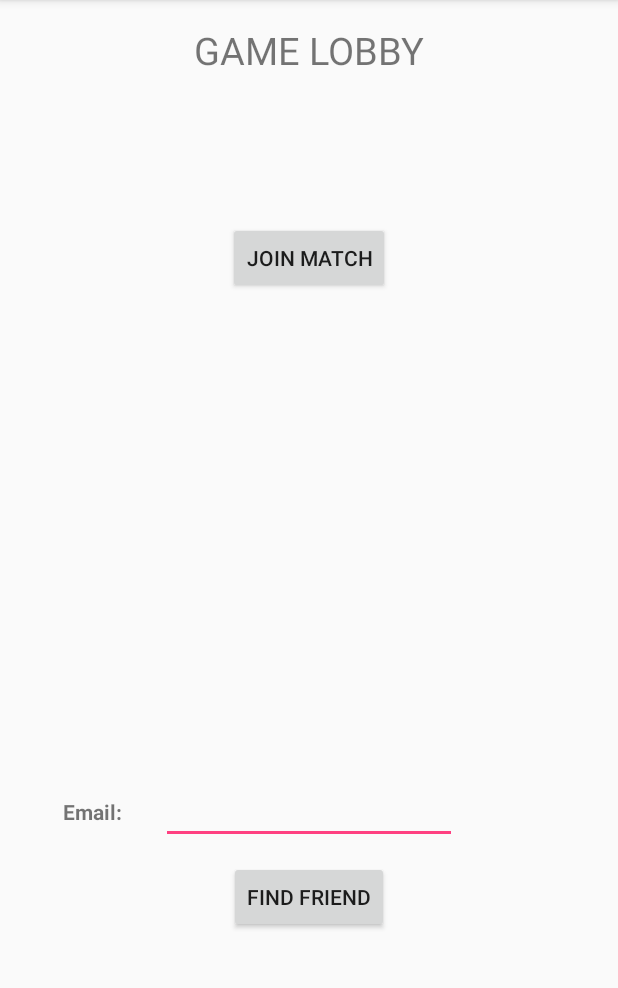
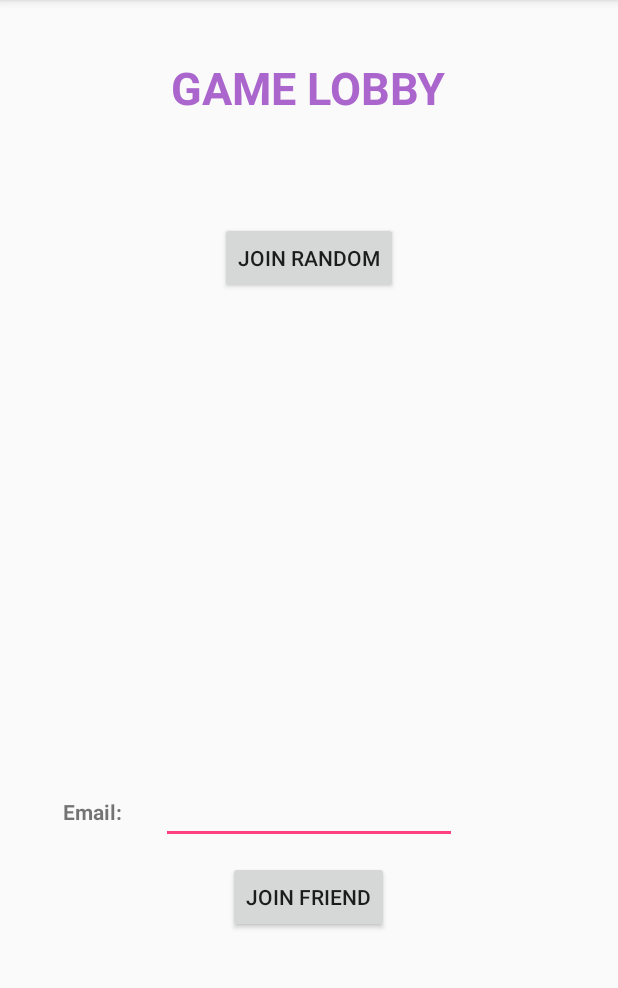
Before and after one commit to apj11c/MobileLiveRacing, an Android app: the screen it shows after launch (MainActivity), on a phone screen of 412 x 824 dp, the part 84-1072 px from its top. Run offline under Robolectric (Android 15) with nearby library versions, the phone set to English and light mode, and no system bars; our stand-ins replace Firebase (no records; nobody signed in at launch, a user with empty details on screens opened directly); libraries missing offline, so code that uses them is left out: com.firebase.ui; 2 statements that could not run were skipped.

Commit message:
Win Fragment, Lose Fragment, FindFriend Fragment UI Update

```diff
--- a/app/src/main/res/layout/fragment_find_friend.xml
+++ b/app/src/main/res/layout/fragment_find_friend.xml
@@ -14,7 +14,7 @@
         android:layout_alignParentTop="true"
         android:layout_centerHorizontal="true"
         android:layout_marginTop="148dp"
-        android:text="Join Match" />
+        android:text="Join Random" />
 
     <EditText
         android:id="@+id/friendName"
@@ -34,7 +34,7 @@
         android:layout_centerHorizontal="true"
         android:layout_marginBottom="146dp"
         android:onClick="onClickListener"
-        android:text="Find Friend" />
+        android:text="Join Friend" />
 
     <TextView
         android:id="@+id/textView6"
@@ -53,7 +53,9 @@
         android:layout_height="wrap_content"
         android:layout_alignParentTop="true"
         android:layout_centerHorizontal="true"
-        android:layout_marginTop="16dp"
+        android:layout_marginTop="38dp"
         android:text="GAME LOBBY"
-        android:textSize="25sp" />
+        android:textColor="@android:color/holo_purple"
+        android:textSize="30sp"
+        android:textStyle="bold" />
 </RelativeLayout>
--- a/app/src/main/res/layout/fragment_lose.xml
+++ b/app/src/main/res/layout/fragment_lose.xml
@@ -8,5 +8,8 @@
         android:layout_width="wrap_content"
         android:layout_height="wrap_content"
         android:layout_centerInParent="true"
-        android:text="YOU LOSE!" />
+        android:text="YOU LOSE!"
+        android:textColor="@android:color/holo_red_dark"
+        android:textSize="36sp"
+        android:textStyle="bold" />
 </RelativeLayout>
```
Also changed, not shown: app/src/main/res/layout/fragment_win.xml (+7 -2 lines).
